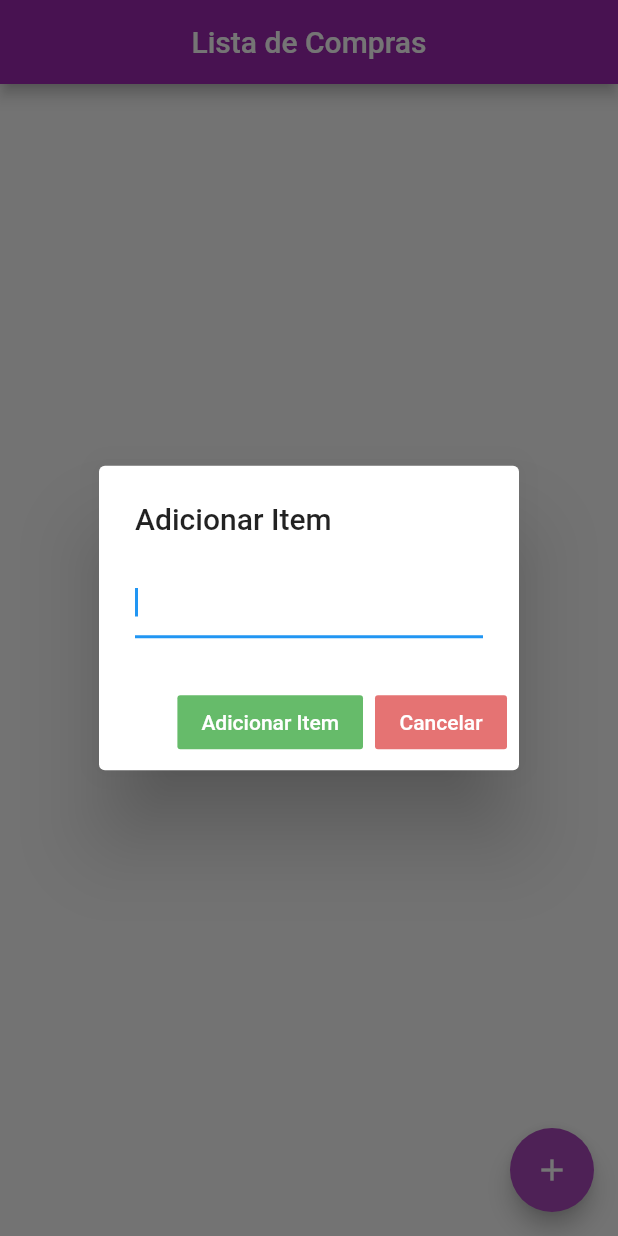
After one commit to diegopiva54/lista_de_compras_flutter, a Flutter app: the screen it shows after launch, after a tap on the "add" icon, on a phone screen of 412 x 824 dp. The commit adds this screen. Run offline on Flutter 3.47's test engine with Material 2 defaults, Android fonts, the phone set to English and light mode, and no system bars.

Commit message:
criado botao de adicionar com modal

```diff
--- /dev/null
+++ b/lib/models/item.dart
@@ -0,0 +1,6 @@
+class Item {
+  Item({this.title, this.isDone = false});
+
+  String title;
+  bool isDone;
+}
--- /dev/null
+++ b/lib/ui/add_item.dart
@@ -0,0 +1,38 @@
+import 'package:flutter/material.dart';
+
+class AddItem extends StatelessWidget {
+  final itemC = TextEditingController();
+
+  @override
+  Widget build(BuildContext context) {
+    return AlertDialog(
+      title: Text('Adicionar Item'),
+      content: TextField(
+        autofocus: true,
+        controller: itemC,
+      ),
+      actions: [
+        FlatButton(
+          child: Text(
+            'Adicionar Item',
+            style: TextStyle(color: Colors.white),
+          ),
+          color: Colors.green[400],
+          onPressed: () {
+            print(itemC.value.text);
+          },
+        ),
+        FlatButton(
+          child: Text(
+            'Cancelar',
+            style: TextStyle(color: Colors.white),
+          ),
+          color: Colors.red[300],
+          onPressed: () {
+            Navigator.of(context).pop();
+          },
+        ),
+      ],
+    );
+  }
+}
--- a/lib/ui/list_screen.dart
+++ b/lib/ui/list_screen.dart
@@ -1,4 +1,7 @@
 import 'package:flutter/material.dart';
+
+import 'package:lista_de_compras/models/item.dart';
+import 'package:lista_de_compras/ui/add_item.dart';
 
 class ListScreen extends StatefulWidget {
   ListScreen({Key key}) : super(key: key);
@@ -8,7 +11,7 @@ class ListScreen extends StatefulWidget {
 }
 
 class _ListScreenState extends State<ListScreen> {
-  List<String> itens = [];
+  List<Item> itens = [];
 
   @override
   Widget build(BuildContext context) {
@@ -23,21 +26,37 @@ class _ListScreenState extends State<ListScreen> {
             Divider(color: Colors.purple[400]),
         itemCount: itens.length,
         itemBuilder: (context, index) {
+          final item = itens[index];
+
           return ListTile(
             leading: CircleAvatar(
               backgroundColor: Colors.purpleAccent[400],
               child: IconTheme(
-                child: Icon(Icons.add),
+                child: Icon(Icons.check),
                 data: IconThemeData(color: Colors.white),
               ),
             ),
             title: Text(
-              itens[index],
+              item.title,
               style: TextStyle(color: Colors.purple[400]),
             ),
           );
         },
       ),
+      floatingActionButton: FloatingActionButton(
+        backgroundColor: Colors.purple[400],
+        child: Icon(Icons.add),
+        onPressed: _addItem,
+      ),
     );
   }
+
+  void _addItem() {
+    showDialog(
+        // abre uma modal neste contexto
+        context: context,
+        builder: (BuildContext context) {
+          return new AddItem();
+        });
+  }
 }
```
